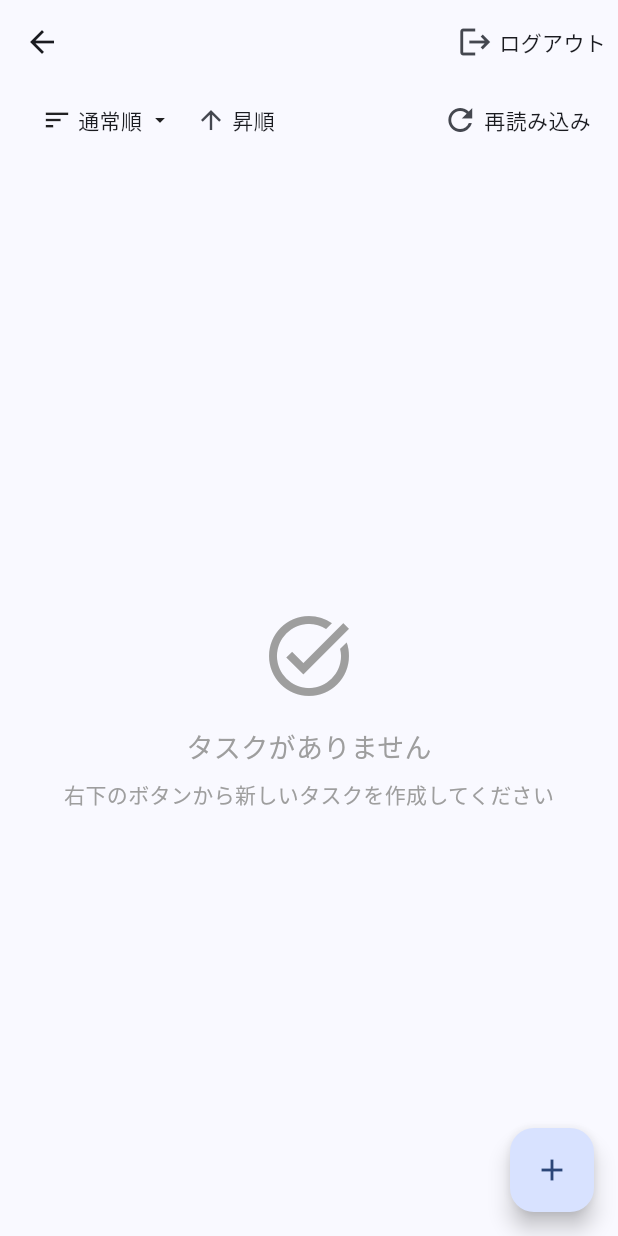
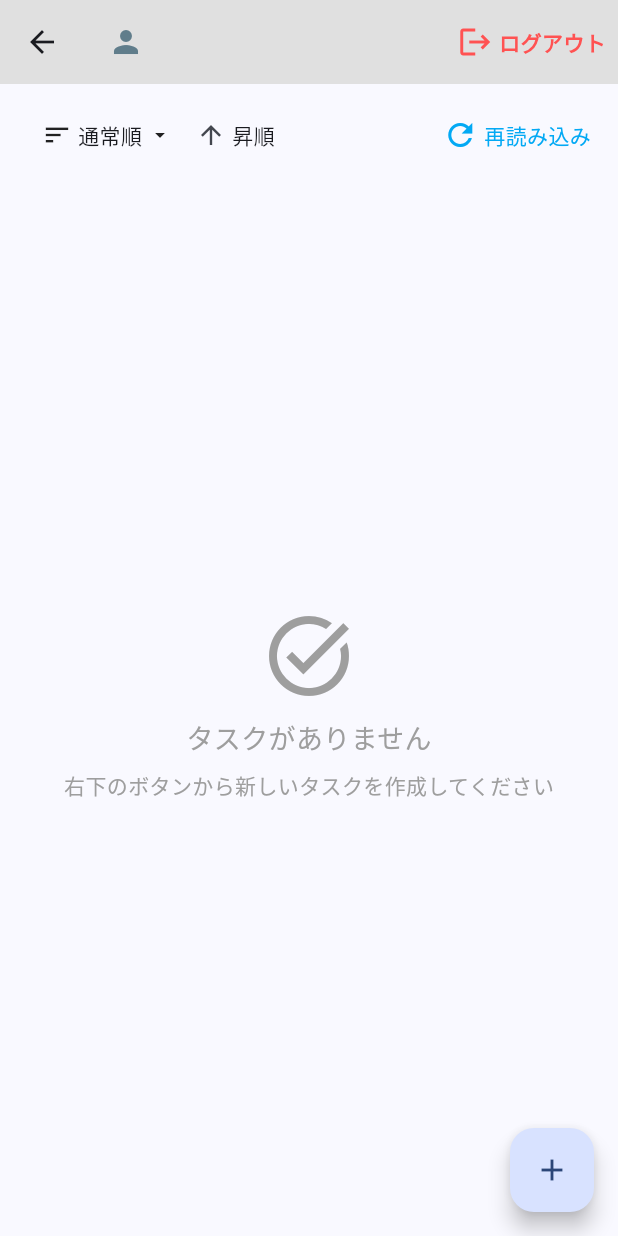
Before and after one commit to tajimashjc/todo_app, a Flutter app: the TaskListScreen screen opened directly, after a tap on "通常順", after a tap on "降順", on a phone screen of 412 x 824 dp. Run offline on Flutter 3.47's test engine with Material 3 defaults, Android fonts, the phone set to English and light mode, and no system bars; our stand-ins replace firebase_auth, firebase_core, flutter_dotenv, flutter_riverpod, go_router, shared_preferences; accounts and stored records are empty; generated files the repository leaves out were written again; network calls fail.

Commit message:
25.10.07 タスク一覧画面のレイアウトを少し修正

```diff
--- a/lib/features/tasks/presentation/screens/task_list_screen.dart
+++ b/lib/features/tasks/presentation/screens/task_list_screen.dart
@@ -24,7 +24,7 @@ class _TaskListScreenState extends ConsumerState<TaskListScreen> {
   static const double _checkIconSize = 16.0;
   static const double _emptyStateIconSize = 64.0;
   static const double _horizontalPadding = 20.0;
-  static const double _verticalSpacing = 16.0;
+  static const double _verticalSpacing = 10.0;
   static const double _smallSpacing = 8.0;
   static const double _endPadding = 10.0;
 
@@ -144,21 +144,41 @@ class _TaskListScreenState extends ConsumerState<TaskListScreen> {
     final authState = ref.watch(authViewModelProvider);
 
     return AppBar(
-      title: Text(
-        authState.currentUser?.email ?? '',
-        style: const TextStyle(
-          fontSize: _appBarTitleSize,
-          fontWeight: FontWeight.bold,
-        ),
+      backgroundColor: Colors.grey.shade300,
+      title: Row(
+        children: [
+          const Icon(
+            Icons.person,
+            color: Colors.blueGrey,
+          ),
+          const SizedBox(width: 4),
+          Text(
+            authState.currentUser?.email ?? '',
+            style: const TextStyle(
+              fontSize: _appBarTitleSize,
+              color: Colors.blueGrey,
+              fontWeight: FontWeight.bold,
+            ),
+          ),
+        ],
       ),
       actions: [
         IconButton(
           onPressed: () => _handleLogout(context),
-          icon:Row(
+          icon: Row(
             children: [
-              const Icon(Icons.logout),
+              const Icon(
+                Icons.logout,
+                color: Colors.redAccent,
+              ),
               const SizedBox(width: 4),
-              const Text('ログアウト'),
+              const Text(
+                'ログアウト',
+                style: TextStyle(
+                  color: Colors.redAccent,
+                  fontWeight: FontWeight.bold,
+                ),
+              ),
             ],
           ),
           tooltip: 'ログアウト',
@@ -175,8 +195,8 @@ class _TaskListScreenState extends ConsumerState<TaskListScreen> {
 
     return Column(
       children: [
+        const SizedBox(height: _verticalSpacing),
         _buildHeader(currentSortType, viewModelState.isAscending),
-        const SizedBox(height: _verticalSpacing),
         Expanded(
           child: _buildTaskList(tasks, currentSortType, viewModelState.isAscending),
         ),
@@ -276,9 +296,17 @@ class _TaskListScreenState extends ConsumerState<TaskListScreen> {
       icon:
       Row(
         children: [
-          const Icon(Icons.refresh),
+          const Icon(
+            Icons.refresh,
+            color: Colors.lightBlue,
+          ),
           const SizedBox(width: 4),
-          const Text('再読み込み'),
+          const Text(
+            '再読み込み',
+            style: TextStyle(
+              color: Colors.lightBlue,
+            ),
+          ),
         ],
       ),
       tooltip: 'タスク一覧の更新',
```
